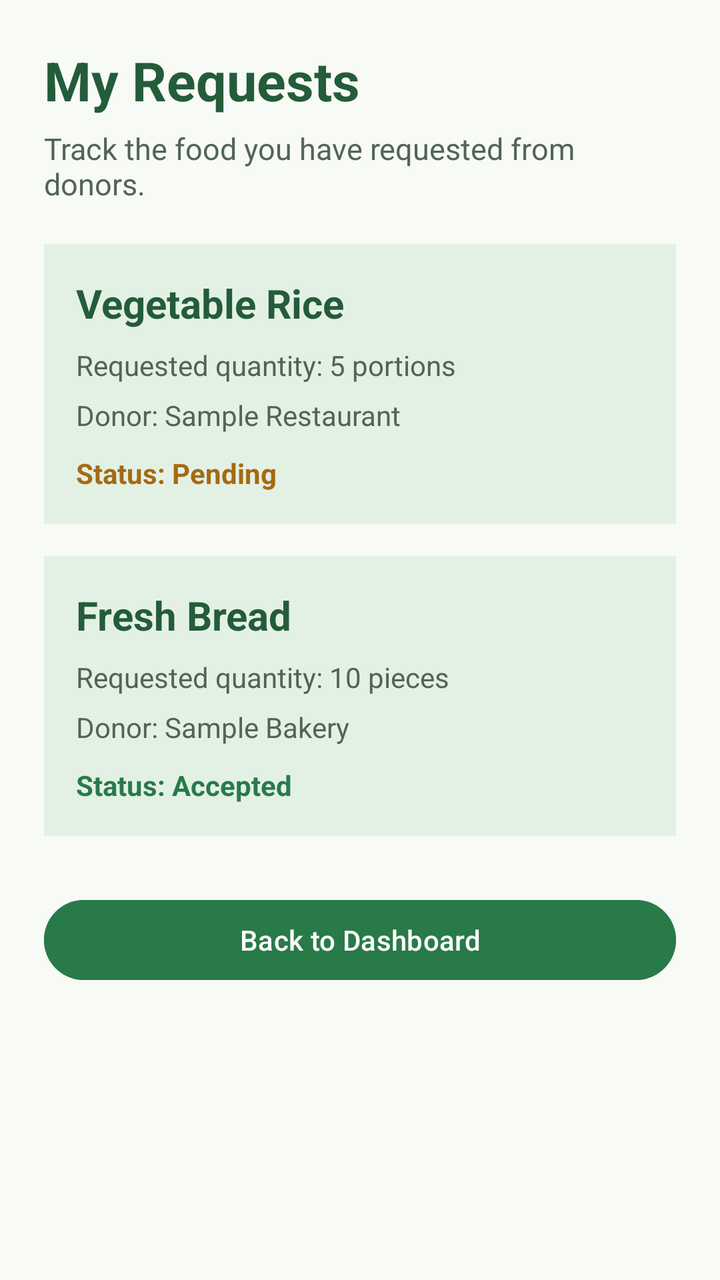
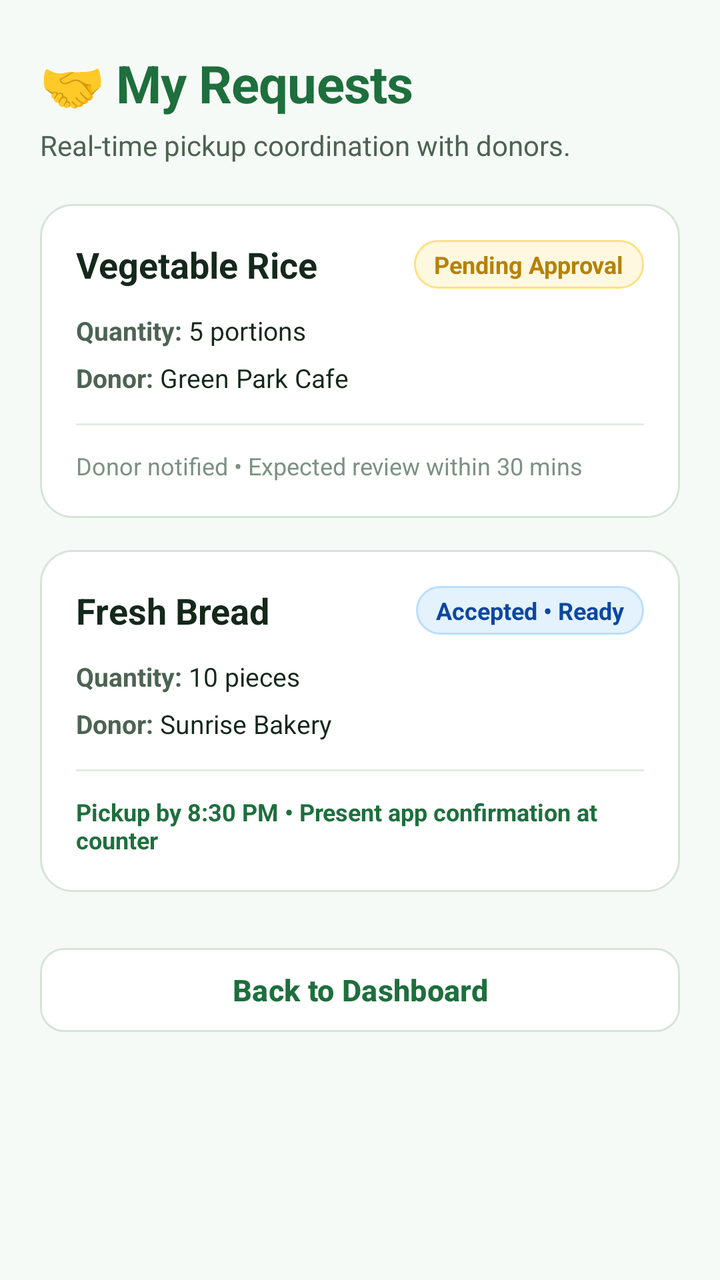

An Android layout rendered at two revisions. The XML below is the earlier revision; the diff shows what the commit changed to produce the second picture.
<!-- AndroidManifest.xml: application theme Theme.MealCycle -->
<!-- res/layout/activity_my_requests.xml -->
<?xml version="1.0" encoding="utf-8"?>
<ScrollView xmlns:android="http://schemas.android.com/apk/res/android"
    android:layout_width="match_parent"
    android:layout_height="match_parent"
    android:background="#F7FAF5"
    android:fillViewport="true">

    <LinearLayout
        android:layout_width="match_parent"
        android:layout_height="wrap_content"
        android:orientation="vertical"
        android:padding="22dp">

        <TextView
            android:layout_width="wrap_content"
            android:layout_height="wrap_content"
            android:text="My Requests"
            android:textColor="#245C3A"
            android:textSize="27sp"
            android:textStyle="bold" />

        <TextView
            android:layout_width="match_parent"
            android:layout_height="wrap_content"
            android:layout_marginTop="6dp"
            android:layout_marginBottom="20dp"
            android:text="Track the food you have requested from donors."
            android:textColor="#526456"
            android:textSize="15sp" />

        
        <LinearLayout
            android:layout_width="match_parent"
            android:layout_height="wrap_content"
            android:layout_marginBottom="16dp"
            android:background="#E3F1E4"
            android:orientation="vertical"
            android:padding="16dp">

            <TextView
                android:layout_width="wrap_content"
                android:layout_height="wrap_content"
                android:text="Vegetable Rice"
                android:textColor="#245C3A"
                android:textSize="20sp"
                android:textStyle="bold" />

            <TextView
                android:layout_width="wrap_content"
                android:layout_height="wrap_content"
                android:layout_marginTop="8dp"
                android:text="Requested quantity: 5 portions"
                android:textColor="#526456" />

            <TextView
                android:layout_width="wrap_content"
                android:layout_height="wrap_content"
                android:layout_marginTop="6dp"
                android:text="Donor: Sample Restaurant"
                android:textColor="#526456" />

            <TextView
                android:layout_width="wrap_content"
                android:layout_height="wrap_content"
                android:layout_marginTop="10dp"
                android:text="Status: Pending"
                android:textColor="#A56A12"
                android:textStyle="bold" />

        </LinearLayout>

        
        <LinearLayout
            android:layout_width="match_parent"
            android:layout_height="wrap_content"
            android:layout_marginBottom="16dp"
            android:background="#E3F1E4"
            android:orientation="vertical"
            android:padding="16dp">

            <TextView
                android:layout_width="wrap_content"
                android:layout_height="wrap_content"
                android:text="Fresh Bread"
                android:textColor="#245C3A"
                android:textSize="20sp"
                android:textStyle="bold" />

            <TextView
                android:layout_width="wrap_content"
                android:layout_height="wrap_content"
                android:layout_marginTop="8dp"
                android:text="Requested quantity: 10 pieces"
                android:textColor="#526456" />

            <TextView
                android:layout_width="wrap_content"
                android:layout_height="wrap_content"
                android:layout_marginTop="6dp"
                android:text="Donor: Sample Bakery"
                android:textColor="#526456" />

            <TextView
                android:layout_width="wrap_content"
                android:layout_height="wrap_content"
                android:layout_marginTop="10dp"
                android:text="Status: Accepted"
                android:textColor="#287A49"
                android:textStyle="bold" />

        </LinearLayout>

        <Button
            android:id="@+id/btnBackToReceiver"
            android:layout_width="match_parent"
            android:layout_height="wrap_content"
            android:layout_marginTop="12dp"
            android:backgroundTint="#287A49"
            android:text="Back to Dashboard"
            android:textColor="#FFFFFF" />

    </LinearLayout>

</ScrollView>
<!-- resources referenced by this layout -->
<resources>
  <style name="Theme.MealCycle" parent="Base.Theme.MealCycle" />
  <style name="Base.Theme.MealCycle" parent="Theme.Material3.DayNight.NoActionBar">
          
          
      </style>
</resources>

<!-- the commit's change to res/layout/activity_my_requests.xml (unified diff, before → after) -->
@@ -1,123 +1,245 @@
 <?xml version="1.0" encoding="utf-8"?>
-<ScrollView xmlns:android="http://schemas.android.com/apk/res/android"
+<ScrollView
+    xmlns:android="http://schemas.android.com/apk/res/android"
+    xmlns:app="http://schemas.android.com/apk/res-auto"
     android:layout_width="match_parent"
     android:layout_height="match_parent"
-    android:background="#F7FAF5"
-    android:fillViewport="true">
+    android:fillViewport="true"
+    android:background="@color/bg_main">
 
     <LinearLayout
         android:layout_width="match_parent"
         android:layout_height="wrap_content"
         android:orientation="vertical"
-        android:padding="22dp">
+        android:paddingHorizontal="20dp"
+        android:paddingVertical="24dp">
 
         <TextView
             android:layout_width="wrap_content"
             android:layout_height="wrap_content"
-            android:text="My Requests"
-            android:textColor="#245C3A"
-            android:textSize="27sp"
-            android:textStyle="bold" />
+            android:text="🤝 My Requests"
+            android:textSize="26sp"
+            android:textStyle="bold"
+            android:textColor="@color/primary"
+            android:letterSpacing="-0.01" />
 
         <TextView
             android:layout_width="match_parent"
             android:layout_height="wrap_content"
-            android:layout_marginTop="6dp"
-            android:layout_marginBottom="20dp"
-            android:text="Track the food you have requested from donors."
-            android:textColor="#526456"
-            android:textSize="15sp" />
+            android:text="Real-time pickup coordination with donors."
+            android:textSize="14sp"
+            android:textColor="@color/text_secondary"
+            android:layout_marginTop="4dp"
+            android:layout_marginBottom="20dp" />
 
         
         <LinearLayout
             android:layout_width="match_parent"
             android:layout_height="wrap_content"
-            android:layout_marginBottom="16dp"
-            android:background="#E3F1E4"
             android:orientation="vertical"
-            android:padding="16dp">
+            android:background="@drawable/bg_card_white"
+            android:padding="18dp"
+            android:layout_marginBottom="16dp">
+
+            <LinearLayout
+                android:layout_width="match_parent"
+                android:layout_height="wrap_content"
+                android:orientation="horizontal"
+                android:gravity="center_vertical">
+
+                <TextView
+                    android:layout_width="0dp"
+                    android:layout_height="wrap_content"
+                    android:layout_weight="1"
+                    android:text="Vegetable Rice"
+                    android:textSize="18sp"
+                    android:textStyle="bold"
+                    android:textColor="@color/text_primary" />
+
+                <TextView
+                    android:layout_width="wrap_content"
+                    android:layout_height="wrap_content"
+                    android:background="@drawable/bg_badge_pending"
+                    android:text="Pending Approval"
+                    android:textSize="12sp"
+                    android:textStyle="bold"
+                    android:textColor="@color/badge_pending_text"
+                    android:paddingHorizontal="10dp"
+                    android:paddingVertical="4dp" />
+            </LinearLayout>
+
+            <LinearLayout
+                android:layout_width="match_parent"
+                android:layout_height="wrap_content"
+                android:orientation="horizontal"
+                android:layout_marginTop="12dp">
+
+                <TextView
+                    android:layout_width="wrap_content"
+                    android:layout_height="wrap_content"
+                    android:text="Quantity: "
+                    android:textSize="13sp"
+                    android:textStyle="bold"
+                    android:textColor="@color/text_secondary" />
+
+                <TextView
+                    android:layout_width="wrap_content"
+                    android:layout_height="wrap_content"
+                    android:text="5 portions"
+                    android:textSize="13sp"
+                    android:textColor="@color/text_primary" />
+            </LinearLayout>
+
+            <LinearLayout
+                android:layout_width="match_parent"
+                android:layout_height="wrap_content"
+                android:orientation="horizontal"
+                android:layout_marginTop="6dp">
+
+                <TextView
+                    android:layout_width="wrap_content"
+                    android:layout_height="wrap_content"
+                    android:text="Donor: "
+                    android:textSize="13sp"
+                    android:textStyle="bold"
+                    android:textColor="@color/text_secondary" />
+
+                <TextView
+                    android:layout_width="wrap_content"
+                    android:layout_height="wrap_content"
+                    android:text="Green Park Cafe"
+                    android:textSize="13sp"
+                    android:textColor="@color/text_primary" />
+            </LinearLayout>
+
+            <View
+                android:layout_width="match_parent"
+                android:layout_height="1dp"
+                android:background="@color/divider_color"
+                android:layout_marginTop="14dp"
+                android:layout_marginBottom="12dp" />
 
             <TextView
                 android:layout_width="wrap_content"
                 android:layout_height="wrap_content"
-                android:text="Vegetable Rice"
-                android:textColor="#245C3A"
-                android:textSize="20sp"
-                android:textStyle="bold" />
+                android:text="Donor notified • Expected review within 30 mins"
+                android:textSize="12sp"
+                android:textColor="@color/text_muted" />
+
+        </LinearLayout>
+
+        
+        <LinearLayout
+            android:layout_width="match_parent"
+            android:layout_height="wrap_content"
+            android:orientation="vertical"
+            android:background="@drawable/bg_card_white"
+            android:padding="18dp"
+            android:layout_marginBottom="24dp">
+
+            <LinearLayout
+                android:layout_width="match_parent"
+                android:layout_height="wrap_content"
+                android:orientation="horizontal"
+                android:gravity="center_vertical">
+
+                <TextView
+                    android:layout_width="0dp"
+                    android:layout_height="wrap_content"
+                    android:layout_weight="1"
+                    android:text="Fresh Bread"
+                    android:textSize="18sp"
+                    android:textStyle="bold"
+                    android:textColor="@color/text_primary" />
+
+                <TextView
+                    android:layout_width="wrap_content"
+                    android:layout_height="wrap_content"
+                    android:background="@drawable/bg_badge_accepted"
+                    android:text="Accepted • Ready"
+                    android:textSize="12sp"
+                    android:textStyle="bold"
+                    android:textColor="@color/badge_accepted_text"
+                    android:paddingHorizontal="10dp"
+                    android:paddingVertical="4dp" />
+            </LinearLayout>
+
+            <LinearLayout
+                android:layout_width="match_parent"
+                android:layout_height="wrap_content"
+                android:orientation="horizontal"
+                android:layout_marginTop="12dp">
+
+                <TextView
+                    android:layout_width="wrap_content"
+                    android:layout_height="wrap_content"
+                    android:text="Quantity: "
+                    android:textSize="13sp"
+                    android:textStyle="bold"
+                    android:textColor="@color/text_secondary" />
+
+                <TextView
+                    android:layout_width="wrap_content"
+                    android:layout_height="wrap_content"
+                    android:text="10 pieces"
+                    android:textSize="13sp"
+                    android:textColor="@color/text_primary" />
+            </LinearLayout>
+
+            <LinearLayout
+                android:layout_width="match_parent"
+                android:layout_height="wrap_content"
+                android:orientation="horizontal"
+                android:layout_marginTop="6dp">
+
+                <TextView
+                    android:layout_width="wrap_content"
+                    android:layout_height="wrap_content"
+                    android:text="Donor: "
+                    android:textSize="13sp"
+                    android:textStyle="bold"
+                    android:textColor="@color/text_secondary" />
+
+                <TextView
+                    android:layout_width="wrap_content"
+                    android:layout_height="wrap_content"
+                    android:text="Sunrise Bakery"
+                    android:textSize="13sp"
+                    android:textColor="@color/text_primary" />
+            </LinearLayout>
+
+            <View
+                android:layout_width="match_parent"
+                android:layout_height="1dp"
+                android:background="@color/divider_color"
+                android:layout_marginTop="14dp"
+                android:layout_marginBottom="12dp" />
 
             <TextView
                 android:layout_width="wrap_content"
                 android:layout_height="wrap_content"
-                android:layout_marginTop="8dp"
-                android:text="Requested quantity: 5 portions"
-                android:textColor="#526456" />
-
-            <TextView
-                android:layout_width="wrap_content"
-                android:layout_height="wrap_content"
-                android:layout_marginTop="6dp"
-                android:text="Donor: Sample Restaurant"
-                android:textColor="#526456" />
-
-            <TextView
-                android:layout_width="wrap_content"
-                android:layout_height="wrap_content"
-                android:layout_marginTop="10dp"
-                android:text="Status: Pending"
-                android:textColor="#A56A12"
+                android:text="Pickup by 8:30 PM • Present app confirmation at counter"
+                android:textSize="12sp"
+                android:textColor="@color/primary"
                 android:textStyle="bold" />
 
         </LinearLayout>
 
         
-        <LinearLayout
-            android:layout_width="match_parent"
-            android:layout_height="wrap_content"
-            android:layout_marginBottom="16dp"
-            android:background="#E3F1E4"
-            android:orientation="vertical"
-            android:padding="16dp">
-
-            <TextView
-                android:layout_width="wrap_content"
-                android:layout_height="wrap_content"
-                android:text="Fresh Bread"
-                android:textColor="#245C3A"
-                android:textSize="20sp"
-                android:textStyle="bold" />
-
-            <TextView
-                android:layout_width="wrap_content"
-                android:layout_height="wrap_content"
-                android:layout_marginTop="8dp"
-                android:text="Requested quantity: 10 pieces"
-                android:textColor="#526456" />
-
-            <TextView
-                android:layout_width="wrap_content"
-                android:layout_height="wrap_content"
-                android:layout_marginTop="6dp"
-                android:text="Donor: Sample Bakery"
-                android:textColor="#526456" />
-
-            <TextView
-                android:layout_width="wrap_content"
-                android:layout_height="wrap_content"
-                android:layout_marginTop="10dp"
-                android:text="Status: Accepted"
-                android:textColor="#287A49"
-                android:textStyle="bold" />
-
-        </LinearLayout>
-
-        <Button
+        <com.google.android.material.button.MaterialButton
             android:id="@+id/btnBackToReceiver"
             android:layout_width="match_parent"
-            android:layout_height="wrap_content"
-            android:layout_marginTop="12dp"
-            android:backgroundTint="#287A49"
+            android:layout_height="50dp"
             android:text="Back to Dashboard"
-            android:textColor="#FFFFFF" />
+            android:textAllCaps="false"
+            android:textSize="15sp"
+            android:textStyle="bold"
+            android:backgroundTint="@color/surface_card"
+            android:textColor="@color/primary"
+            app:cornerRadius="12dp"
+            app:strokeColor="@color/border_light"
+            app:strokeWidth="1dp"
+            app:elevation="0dp" />
 
     </LinearLayout>
 
<!-- resource entries referenced after the edit -->
@@ -1,9 +1,61 @@
 <!-- resources referenced by this layout -->
 <resources>
+  <color name="badge_accepted_text">#0D47A1</color>
+  <color name="badge_pending_text">#B78103</color>
+  <color name="bg_main">#F6FAF6</color>
+  <color name="border_light">#D6E4D8</color>
+  <color name="divider_color">#E1ECE2</color>
+  <color name="primary">#1E6F3D</color>
+  <color name="surface_card">#FFFFFF</color>
+  <color name="text_muted">#7C9283</color>
+  <color name="text_primary">#14281B</color>
+  <color name="text_secondary">#4D6353</color>
+  <!-- drawable bg_badge_accepted (drawable) -->
+  <?xml version="1.0" encoding="utf-8"?>
+  <shape xmlns:android="http://schemas.android.com/apk/res/android"
+      android:shape="rectangle">
+      <solid android:color="@color/badge_accepted_bg" />
+      <corners android:radius="20dp" />
+      <stroke
+          android:width="1dp"
+          android:color="#BBDEFB" />
+  </shape>
+  <!-- drawable bg_badge_pending (drawable) -->
+  <?xml version="1.0" encoding="utf-8"?>
+  <shape xmlns:android="http://schemas.android.com/apk/res/android"
+      android:shape="rectangle">
+      <solid android:color="@color/badge_pending_bg" />
+      <corners android:radius="20dp" />
+      <stroke
+          android:width="1dp"
+          android:color="#FFE082" />
+  </shape>
+  <!-- drawable bg_card_white (drawable) -->
+  <?xml version="1.0" encoding="utf-8"?>
+  <shape xmlns:android="http://schemas.android.com/apk/res/android"
+      android:shape="rectangle">
+      <solid android:color="@color/surface_card" />
+      <corners android:radius="16dp" />
+      <stroke
+          android:width="1dp"
+          android:color="@color/border_light" />
+  </shape>
   <style name="Theme.MealCycle" parent="Base.Theme.MealCycle" />
+  <color name="badge_accepted_bg">#E3F2FD</color>
+  <color name="badge_pending_bg">#FFF8E1</color>
   <style name="Base.Theme.MealCycle" parent="Theme.Material3.DayNight.NoActionBar">
           
-          
+          <item name="colorPrimary">@color/primary</item>
+          <item name="colorPrimaryVariant">@color/primary_dark</item>
+          <item name="colorOnPrimary">@color/text_on_primary</item>
+          <item name="colorSecondary">@color/secondary</item>
+          <item name="colorSurface">@color/surface_card</item>
+          <item name="android:windowBackground">@color/bg_main</item>
+          <item name="android:statusBarColor">@color/bg_main</item>
+          <item name="android:windowLightStatusBar">true</item>
       </style>
+  <color name="primary_dark">#134E2A</color>
+  <color name="text_on_primary">#FFFFFF</color>
+  <color name="secondary">#E67E22</color>
 </resources>
 
